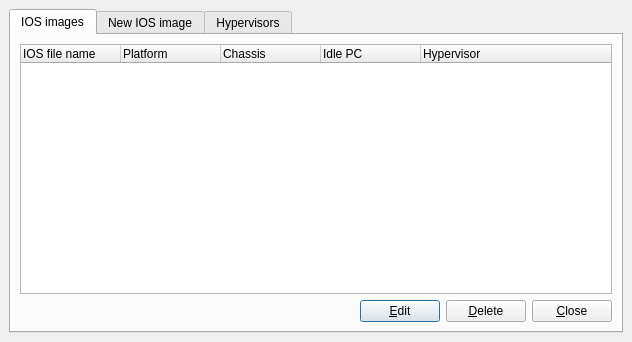
GNS3/gns3-legacy, file forms/IOSDialog.ui: the form before one commit.
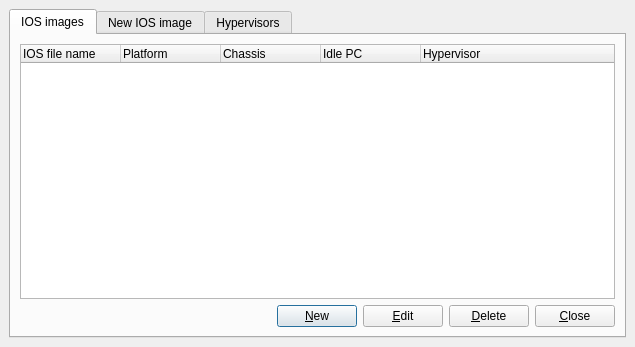
The form after the commit. Icons and pictures are not drawn.

```diff
--- a/forms/IOSDialog.ui
+++ b/forms/IOSDialog.ui
@@ -5,8 +5,8 @@
    <rect>
     <x>0</x>
     <y>0</y>
-    <width>632</width>
-    <height>342</height>
+    <width>635</width>
+    <height>347</height>
    </rect>
   </property>
   <property name="windowTitle" >
@@ -94,6 +94,13 @@
            </property>
           </spacer>
          </item>
+         <item>
+          <widget class="QPushButton" name="pushButtonNewIOS" >
+           <property name="text" >
+            <string>&amp;New</string>
+           </property>
+          </widget>
+         </item>
          <item>
           <widget class="QPushButton" name="pushButtonEditIOS" >
            <property name="text" >
```
